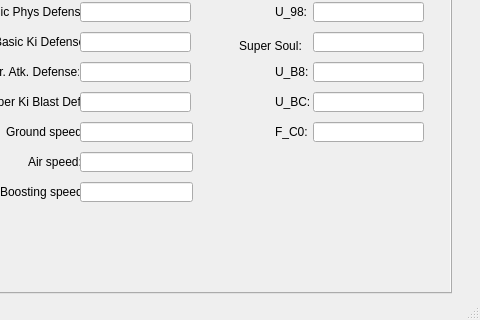
First picture: the form in mainwindow.ui, repository eterniti/xv2characreat, before the edit; both pictures show x 319 to 799 and y 390 to 710 of the 799 by 710 pixel window.
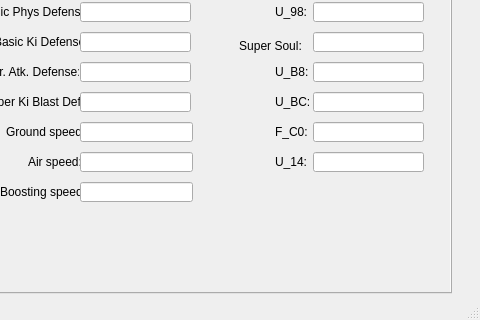
Second picture: the form after the edit. The open tabs and pages were chosen to show the change.

The edit to the form file:
```diff
--- a/mainwindow.ui
+++ b/mainwindow.ui
@@ -3010,6 +3010,29 @@
        <bool>true</bool>
       </property>
      </widget>
+     <widget class="QLabel" name="label_169">
+      <property name="geometry">
+       <rect>
+        <x>562</x>
+        <y>450</y>
+        <width>49</width>
+        <height>16</height>
+       </rect>
+      </property>
+      <property name="text">
+       <string>U_14:</string>
+      </property>
+     </widget>
+     <widget class="QLineEdit" name="pscU14Edit">
+      <property name="geometry">
+       <rect>
+        <x>600</x>
+        <y>448</y>
+        <width>111</width>
+        <height>20</height>
+       </rect>
+      </property>
+     </widget>
     </widget>
     <widget class="QWidget" name="aurTab">
      <property name="autoFillBackground">
```
Left out of the diff: 2 changed lines with no effect on the pictures.
